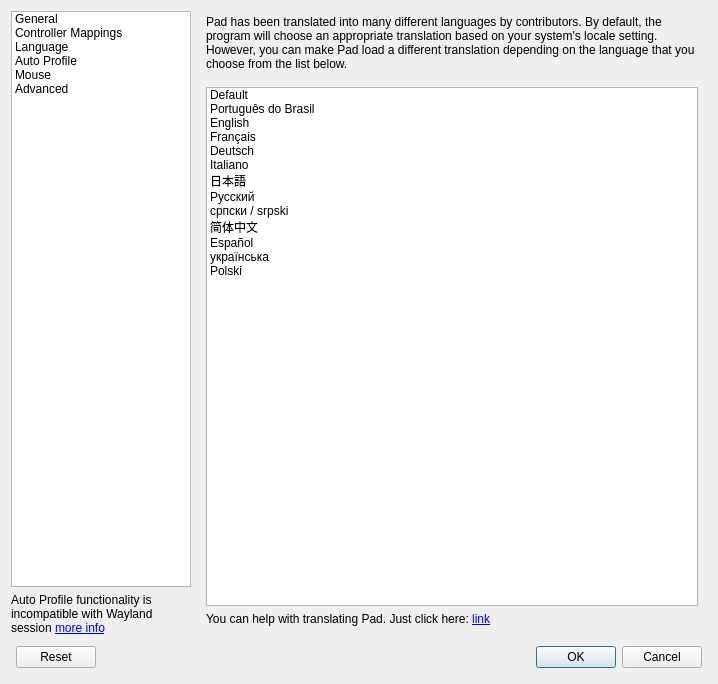
Before: the Qt Designer form src/gui/mainsettingsdialog.ui in davaughnl/Pad, drawn with Qt 5.
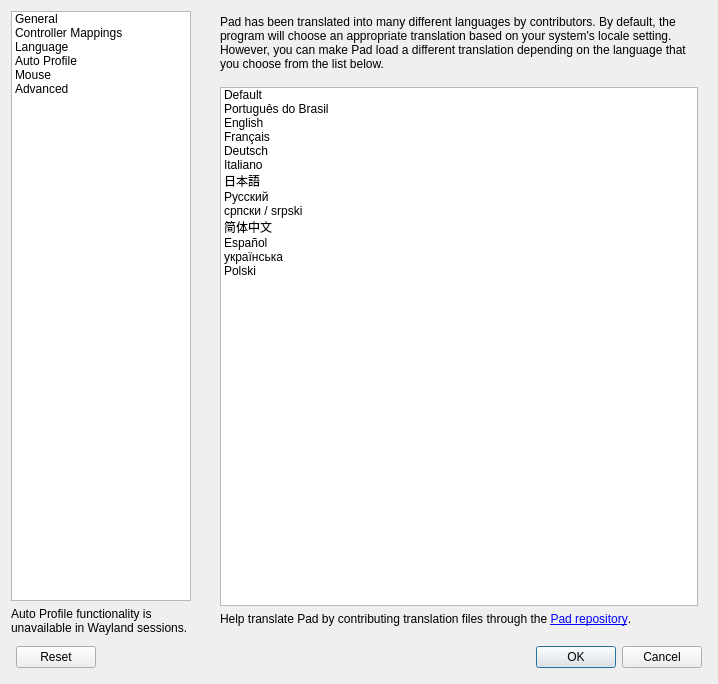
After: the same form once the commit is applied. Icons and pictures are not drawn.

What changed in the file:
```diff
--- a/src/gui/mainsettingsdialog.ui
+++ b/src/gui/mainsettingsdialog.ui
@@ -103,7 +103,7 @@
           <bool>true</bool>
          </property>
          <property name="text">
-          <string>Auto Profile functionality is incompatible with Wayland session &lt;a href=&quot;https://github.com/AntiMicroX/antimicrox/issues/303&quot;&gt;more info&lt;/a&gt;</string>
+          <string>Auto Profile functionality is unavailable in Wayland sessions.</string>
          </property>
          <property name="wordWrap">
           <bool>true</bool>
@@ -718,8 +718,7 @@
          <item>
           <widget class="QLabel" name="label_translation_help">
            <property name="text">
-            <string>You can help with translating Pad. Just click here: &lt;a
-                          href=&quot;https://hosted.weblate.org/projects/antimicrox/&quot;&gt;link&lt;/a&gt;</string>
+            <string>Help translate Pad by contributing translation files through the &lt;a href=&quot;https://github.com/davaughnl/Pad&quot;&gt;Pad repository&lt;/a&gt;.</string>
            </property>
            <property name="textFormat">
             <enum>Qt::TextFormat::RichText</enum>
```
